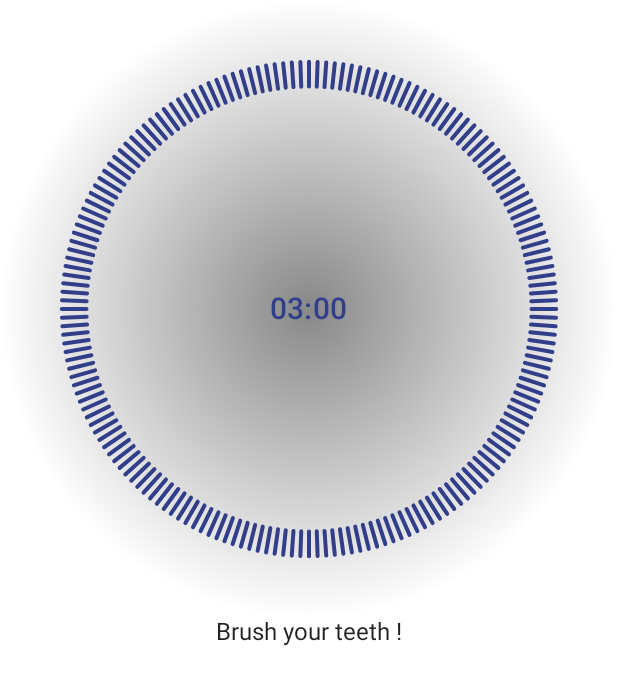
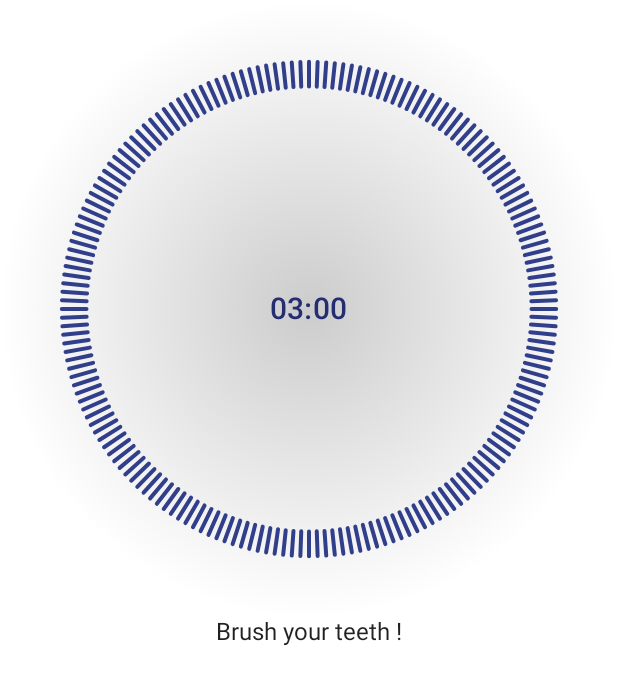
Before and after one commit to Illiouchine/PipouBrushApp, an Android app built with Jetpack Compose: the @Preview function CountDownContentBrushScreenLight, on a phone screen of 412 x 824 dp. Shown: the top 685 px of the screen. Run offline under Robolectric (Android 15) with nearby library versions, the phone set to English and light mode, and no system bars.

Commit message:
Update colors

```diff
--- a/app/src/main/java/com/illiouchine/toothbrush/ui/composable/brushtimer/RunningTimer.kt
+++ b/app/src/main/java/com/illiouchine/toothbrush/ui/composable/brushtimer/RunningTimer.kt
@@ -14,6 +14,7 @@ import androidx.compose.ui.graphics.Color
 import androidx.compose.ui.text.TextStyle
 import androidx.compose.ui.tooling.preview.Preview
 import androidx.compose.ui.unit.dp
+import com.illiouchine.toothbrush.ui.LightColorPalette
 import com.illiouchine.toothbrush.ui.ToothBrushTheme
 import com.illiouchine.toothbrush.ui.composable.brushtimer.chrono.Chrono
 
@@ -24,7 +25,7 @@ fun RunningTimer(
     current: Long = 180L,
     total: Long = 180L,
     textStyle: TextStyle = MaterialTheme.typography.h6,
-    textColor: Color = MaterialTheme.colors.primary,
+    textColor: Color = LightColorPalette.primaryVariant,
 ) {
     Column(
         verticalArrangement = Arrangement.SpaceBetween,
--- a/app/src/main/java/com/illiouchine/toothbrush/ui/composable/brushtimer/chrono/Chrono.kt
+++ b/app/src/main/java/com/illiouchine/toothbrush/ui/composable/brushtimer/chrono/Chrono.kt
@@ -48,7 +48,7 @@ fun Chrono(
         modifier = modifier
             .fillMaxWidth()
             .aspectRatio(1f)
-            .background(Brush.radialGradient(listOf(Color.Gray, backgroundColor))),
+            .background(Brush.radialGradient(listOf(Color.LightGray, backgroundColor))),
         contentAlignment = Alignment.Center
     ) {
         CircleMarkers(
--- a/app/src/main/java/com/illiouchine/toothbrush/ui/composable/brushtimer/chrono/CircleMarkers.kt
+++ b/app/src/main/java/com/illiouchine/toothbrush/ui/composable/brushtimer/chrono/CircleMarkers.kt
@@ -5,6 +5,7 @@ import androidx.compose.foundation.layout.Box
 import androidx.compose.foundation.layout.fillMaxSize
 import androidx.compose.foundation.layout.size
 import androidx.compose.material.MaterialTheme
+import androidx.compose.material.lightColors
 import androidx.compose.runtime.Composable
 import androidx.compose.ui.Modifier
 import androidx.compose.ui.draw.drawBehind
@@ -13,6 +14,7 @@ import androidx.compose.ui.graphics.Color
 import androidx.compose.ui.graphics.StrokeCap
 import androidx.compose.ui.tooling.preview.Preview
 import androidx.compose.ui.unit.dp
+import com.illiouchine.toothbrush.ui.LightColorPalette
 import com.illiouchine.toothbrush.ui.ToothBrushTheme
 import kotlin.math.PI
 import kotlin.math.cos
@@ -24,8 +26,8 @@ private const val NB_MARKER = 180
 internal fun CircleMarkers(
     totalSeconds: Long,
     seconds: Long,
-    markerColor: Color = MaterialTheme.colors.primaryVariant,
-    activeMarkerColor: Color = MaterialTheme.colors.primary,
+    markerColor: Color = LightColorPalette.primaryVariant,
+    activeMarkerColor: Color = LightColorPalette.primary,
 ) {
     for (i in 0 until NB_MARKER) {
 
```
